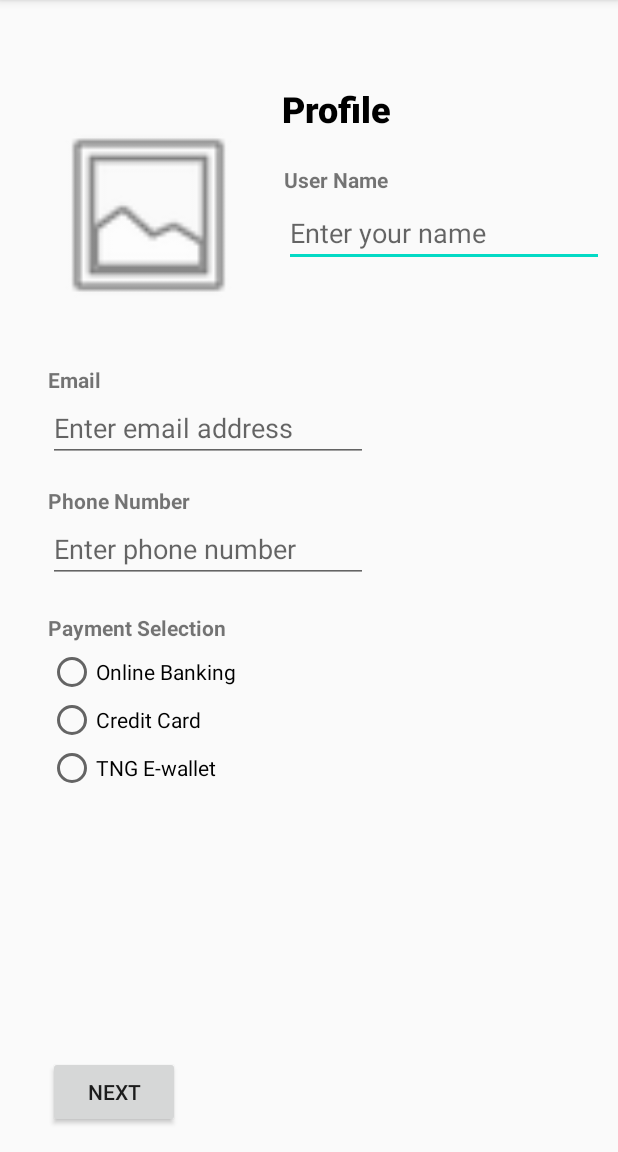
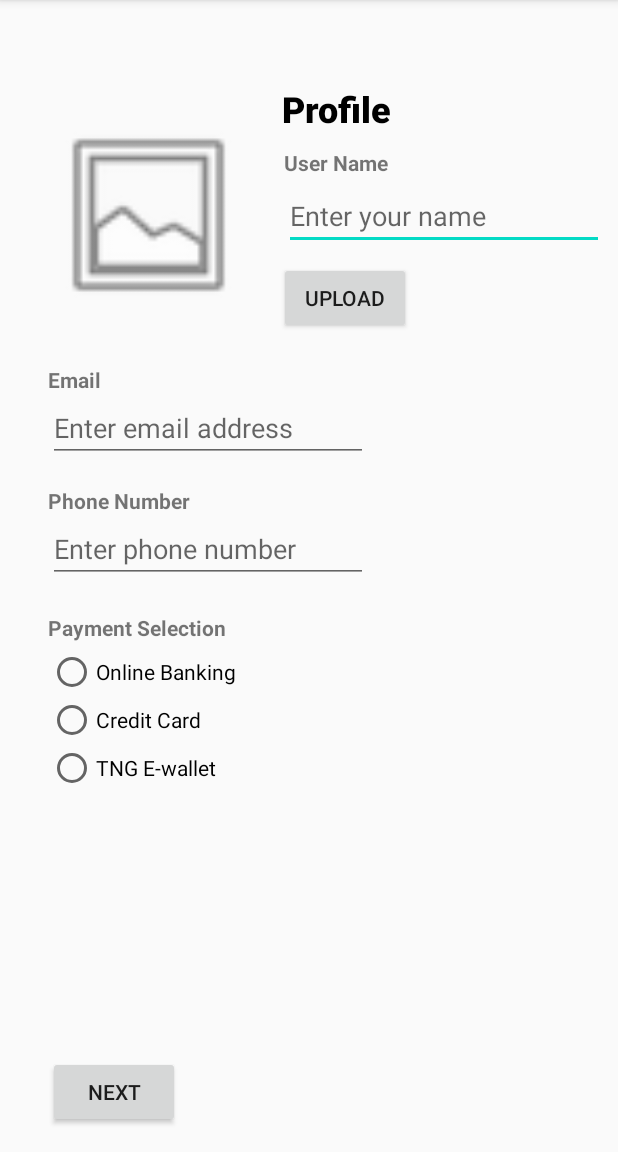
Before and after one commit to RyanYee1057/Assignment, an Android app: the profile screen opened directly, with no data from a screen before it, on a phone screen of 412 x 824 dp, the part 84-1236 px from its top. Run offline under Robolectric (Android 15) with nearby library versions, the light colour scheme and no system bars.

Commit message:
By Yee Zhi Sheng

```diff
--- a/app/src/main/java/com/example/assignment/profile.java
+++ b/app/src/main/java/com/example/assignment/profile.java
@@ -1,13 +1,23 @@
 package com.example.assignment;
 
+import androidx.annotation.NonNull;
+import androidx.annotation.Nullable;
 import androidx.appcompat.app.AppCompatActivity;
 import androidx.appcompat.widget.ButtonBarLayout;
 
+import android.Manifest;
 import android.content.Intent;
+import android.content.pm.PackageManager;
+import android.database.Cursor;
+import android.graphics.BitmapFactory;
+import android.net.Uri;
+import android.os.Build;
 import android.os.Bundle;
+import android.provider.MediaStore;
 import android.view.View;
 import android.widget.Button;
 import android.widget.EditText;
+import android.widget.ImageView;
 import android.widget.RadioButton;
 import android.widget.TextView;
 import android.widget.Toast;
@@ -15,8 +25,13 @@ import android.widget.Toast;
 public class profile extends AppCompatActivity{
         //implements AdapterView.OnItemSelectedListener {
 
+    private static final int PERMISSION_REQUEST = 0;
+    private static final int RESULT_LOAD_IMAGE = 1;
+
     EditText name, number, email;
     Button Nnn;
+    ImageView imageView;
+    Button button;
 
     @Override
     protected void onCreate(Bundle savedInstanceState) {
@@ -60,6 +75,54 @@ public class profile extends AppCompatActivity{
                 }
             }
         });
+
+        if(Build.VERSION.SDK_INT >= Build.VERSION_CODES.M && checkSelfPermission(Manifest.permission.READ_EXTERNAL_STORAGE)
+                != PackageManager.PERMISSION_GRANTED){
+            requestPermissions(new String[]{Manifest.permission.READ_EXTERNAL_STORAGE}, PERMISSION_REQUEST);
+        }
+        imageView = (ImageView) findViewById(R.id.imageView);
+        button = (Button) findViewById(R.id.insertPic);
+
+        button.setOnClickListener (new View.OnClickListener() {
+            @Override
+            public void onClick(View v) {
+                Intent i = new Intent(Intent.ACTION_PICK,
+                        MediaStore.Images.Media.EXTERNAL_CONTENT_URI);
+                startActivityForResult(i, RESULT_LOAD_IMAGE);
+            }
+        });
+
+    }
+
+    @Override
+    public void onRequestPermissionsResult(int requestCode, @NonNull String[] permissions, @NonNull int[] grantResults) {
+        switch (requestCode) {
+            case PERMISSION_REQUEST:
+                if (grantResults[0] == PackageManager.PERMISSION_GRANTED) {
+                    Toast.makeText(this, "Permission granted!", Toast.LENGTH_SHORT).show();
+                }  else{
+                    Toast.makeText(this, "Permission not granted!", Toast.LENGTH_SHORT).show();
+                    finish();
+                }
+        }
+    }
+
+    @Override
+    protected void onActivityResult(int requestCode, int resultCode, @Nullable Intent data) {
+        super.onActivityResult(requestCode, resultCode, data);
+        switch (requestCode) {
+            case RESULT_LOAD_IMAGE:
+                if (resultCode == RESULT_OK) {
+                    Uri selectedImage = data.getData();
+                    String[] filePathColumn = {MediaStore.Images.Media.DATA};
+                    Cursor cursor = getContentResolver().query(selectedImage, filePathColumn, null, null, null);
+                    cursor.moveToFirst();
+                    int columnIndex = cursor.getColumnIndex(filePathColumn[0]);
+                    String picturePath = cursor.getString(columnIndex);
+                    cursor.close();
+                    imageView.setImageBitmap(BitmapFactory.decodeFile(picturePath));
+                }
+        }
     }
 
     public void onRadioButtonClicked(View view) {
--- a/app/src/main/res/layout/profile.xml
+++ b/app/src/main/res/layout/profile.xml
@@ -153,8 +153,7 @@
         android:layout_width="wrap_content"
         android:layout_height="wrap_content"
         android:layout_marginStart="23dp"
-        android:layout_marginLeft="23dp"
-        android:layout_marginTop="21dp"
+        android:layout_marginTop="10dp"
         android:text="@string/user_name"
         android:textStyle="bold"
         app:layout_constraintStart_toEndOf="@+id/imageView"
@@ -170,4 +169,14 @@
         app:layout_constraintBottom_toBottomOf="parent"
         app:layout_constraintStart_toStartOf="parent" />
 
+    <Button
+        android:id="@+id/insertPic"
+        android:layout_width="wrap_content"
+        android:layout_height="wrap_content"
+        android:layout_marginStart="20dp"
+        android:layout_marginTop="8dp"
+        android:text="@string/upload"
+        app:layout_constraintStart_toEndOf="@+id/imageView"
+        app:layout_constraintTop_toBottomOf="@+id/enter_name" />
+
 </androidx.constraintlayout.widget.ConstraintLayout>
```
